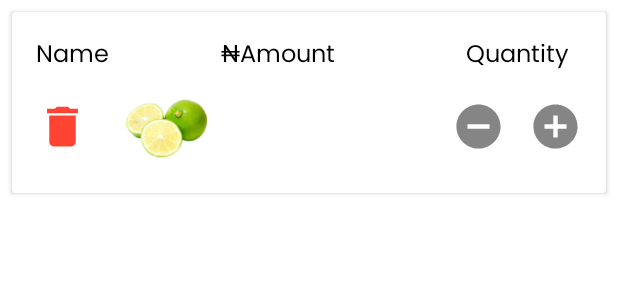
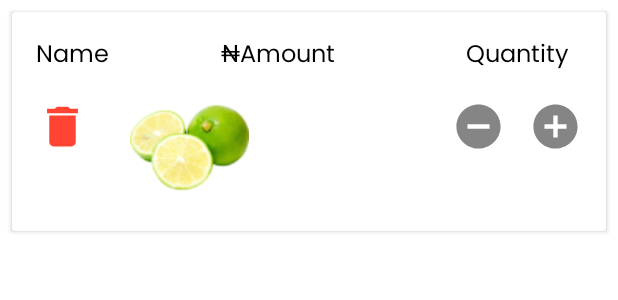
Before and after one commit to Emuolanari/Fruit2you, an Android app: the layout fruit_item.xml on its own in the app's theme, with its tools: preview values and no code run, on a phone screen of 412 x 824 dp. Shown: the top 300 px of the screen. Run offline under Robolectric (Android 15) with nearby library versions, the phone set to English and light mode, and no system bars.

Commit message:
cart redesign

```diff
--- a/app/src/main/res/layout/fruit_item.xml
+++ b/app/src/main/res/layout/fruit_item.xml
@@ -1,6 +1,6 @@
 <?xml version="1.0" encoding="utf-8"?>
 
-<androidx.cardview.widget.CardView
+<androidx.cardview.widget.CardView xmlns:app="http://schemas.android.com/apk/res-auto"
     android:layout_width="match_parent"
     android:layout_height="wrap_content"
     android:layout_marginTop="8dp"
@@ -9,7 +9,7 @@
     xmlns:android="http://schemas.android.com/apk/res/android">
 
 
-    <androidx.constraintlayout.widget.ConstraintLayout xmlns:app="http://schemas.android.com/apk/res-auto"
+    <androidx.constraintlayout.widget.ConstraintLayout
         android:layout_width="match_parent"
         android:layout_height="wrap_content"
         android:orientation="vertical"
@@ -107,8 +107,8 @@
 
         <ImageView
             android:id="@+id/fruitImage"
-            android:layout_width="87dp"
-            android:layout_height="54dp"
+            android:layout_width="118dp"
+            android:layout_height="79dp"
             android:layout_marginStart="8dp"
             android:layout_marginTop="8dp"
             android:contentDescription="@string/fruit_image"
```
